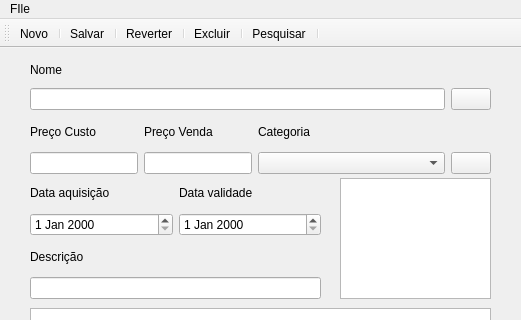
First picture: the form in produtocadastro.ui, repository brunoabneves/Estoque-Agro, before the edit; both pictures show x 0 to 521 and y 0 to 320 of the 521 by 506 pixel window.
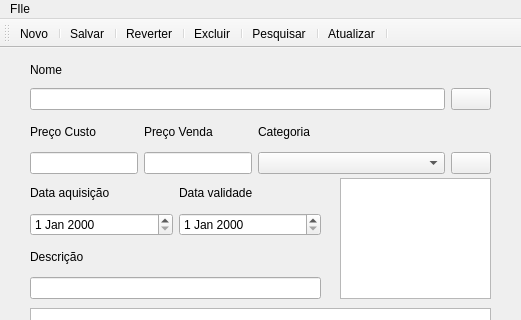
Second picture: the form after the edit. Icons and pictures are not drawn.

Diff of the .ui file:
```diff
--- a/produtocadastro.ui
+++ b/produtocadastro.ui
@@ -259,6 +259,8 @@
    <addaction name="separator"/>
    <addaction name="actionPesquisar"/>
    <addaction name="separator"/>
+   <addaction name="actionAtualizar"/>
+   <addaction name="separator"/>
   </widget>
   <action name="actionNovo">
    <property name="icon">
@@ -305,6 +307,15 @@
     <string>Pesquisar</string>
    </property>
   </action>
+  <action name="actionAtualizar">
+   <property name="icon">
+    <iconset resource="resources.qrc">
+     <normaloff>:/rec/icons/update.png</normaloff>:/rec/icons/update.png</iconset>
+   </property>
+   <property name="text">
+    <string>Atualizar</string>
+   </property>
+  </action>
  </widget>
  <resources>
   <include location="resources.qrc"/>
```
